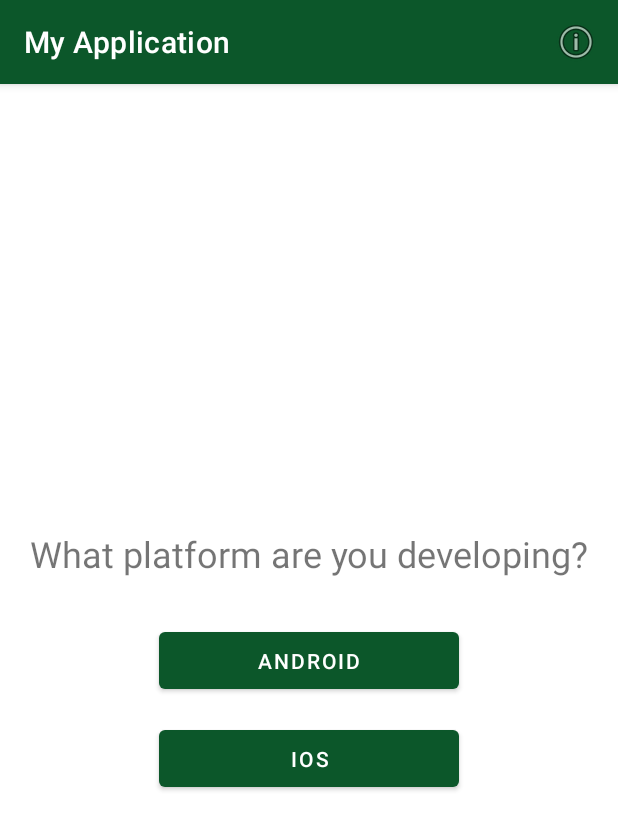
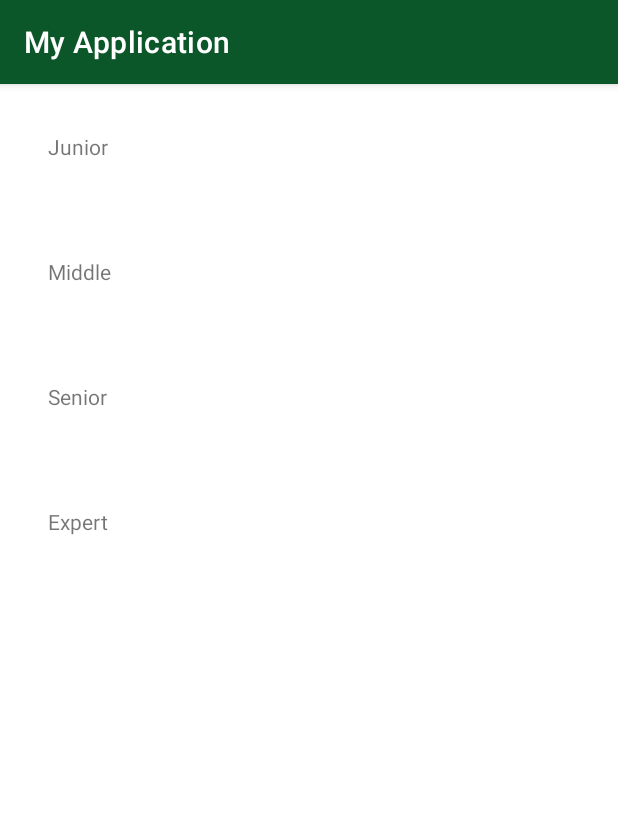
Before and after one commit to trquth/android_apprentice, an Android app: the screen it shows after launch (MainActivity), on a phone screen of 412 x 824 dp. Shown: the top 830 px of the screen. Run offline under Robolectric (Android 15) with nearby library versions, the phone set to English and light mode, and no system bars.

Commit message:
done recyclerview

```diff
--- a/app/build.gradle
+++ b/app/build.gradle
@@ -29,6 +29,7 @@ android {
     kotlinOptions {
         jvmTarget = '1.8'
     }
+    buildFeatures { viewBinding true }
 }
 
 dependencies {
--- /dev/null
+++ b/app/src/main/java/com/example/myapplication/ListSelectionRecyclerViewAdapter.kt
@@ -0,0 +1,30 @@
+package com.example.myapplication
+
+
+import android.view.LayoutInflater
+import android.view.ViewGroup
+import androidx.recyclerview.widget.RecyclerView
+import com.example.myapplication.databinding.ListSelectionViewHolderBinding
+
+class ListSelectionRecyclerViewAdapter : RecyclerView.Adapter<ListSelectionViewHolder>() {
+
+    var listTitles = arrayOf("Junior", "Middle", "Senior", "Expert")
+
+    override fun onCreateViewHolder(parent: ViewGroup, viewType: Int): ListSelectionViewHolder {
+        var binding = ListSelectionViewHolderBinding.inflate(
+            LayoutInflater.from(parent.context),
+            parent,
+            false
+        )
+        return ListSelectionViewHolder(binding);
+    }
+
+    override fun onBindViewHolder(holder: ListSelectionViewHolder, position: Int) {
+        holder.binding.itemString.text = listTitles[position];
+    }
+
+    override fun getItemCount(): Int {
+        return listTitles.size
+    }
+
+}
--- /dev/null
+++ b/app/src/main/java/com/example/myapplication/ListSelectionViewHolder.kt
@@ -0,0 +1,6 @@
+package com.example.myapplication
+
+import androidx.recyclerview.widget.RecyclerView
+import com.example.myapplication.databinding.ListSelectionViewHolderBinding
+
+class ListSelectionViewHolder(val binding: ListSelectionViewHolderBinding) : RecyclerView.ViewHolder(binding.root) { }
--- a/app/src/main/java/com/example/myapplication/MainActivity.kt
+++ b/app/src/main/java/com/example/myapplication/MainActivity.kt
@@ -12,57 +12,18 @@ import androidx.appcompat.app.AppCompatActivity
 
 class MainActivity : AppCompatActivity() {
 
-    private val TAG = MainActivity::class.java.simpleName
-    private lateinit var resultTxt: TextView;
-    private lateinit var iosBtn: Button;
-    private lateinit var androidBtn: Button;
-
-
     override fun onCreate(savedInstanceState: Bundle?) {
         super.onCreate(savedInstanceState)
         setContentView(R.layout.activity_main)
-
-        iosBtn = findViewById(R.id.iosBtnId)
-        androidBtn = findViewById(R.id.androidBtnId)
-        resultTxt = findViewById(R.id.resultTxtId)
-
-        iosBtn.setOnClickListener { onIOSTap() }
-        androidBtn.setOnClickListener { onAndroidTap() }
-
-        Log.d(TAG, "onCreate call")
+        if (savedInstanceState == null){
+            supportFragmentManager.beginTransaction()
+                .replace(R.id.container, MainFragment.newInstance())
+                .commitNow()
+        }
 
     }
 
 
-    fun onAndroidTap() {
-        // resultTxt.setText(getString(R.string.beginner_member,"Android"))
-        Toast.makeText(this, getString(R.string.beginner_member, "Android"), Toast.LENGTH_LONG)
-            .show()
-    }
 
-    fun onIOSTap() {
-        //resultTxt.setText(getString(R.string.beginner_member,"IOS"))
-        Toast.makeText(this, getString(R.string.beginner_member, "IOS"), Toast.LENGTH_LONG).show()
-    }
-
-    override fun onCreateOptionsMenu(menu: Menu?): Boolean {
-        super.onCreateOptionsMenu(menu)
-        menuInflater.inflate(R.menu.menu, menu)
-        return true
-    }
-
-    override fun onOptionsItemSelected(item: MenuItem): Boolean {
-        if (item.itemId === R.id.about_item) {
-            showInfo()
-        }
-        return true;
-    }
-
-    private fun showInfo() {
-        val alert = AlertDialog.Builder(this)
-        alert.setTitle("Hello")
-        alert.setMessage("ANDROID APPRENTICE")
-        alert.create().show()
-    }
 
 }
--- /dev/null
+++ b/app/src/main/java/com/example/myapplication/MainFragment.kt
@@ -0,0 +1,29 @@
+package com.example.myapplication
+
+import android.os.Bundle
+import android.view.LayoutInflater
+import android.view.View
+import android.view.ViewGroup
+import androidx.fragment.app.Fragment
+import androidx.recyclerview.widget.LinearLayoutManager
+import com.example.myapplication.databinding.MainFragmentBinding
+
+class MainFragment : Fragment() {
+    private lateinit var binding: MainFragmentBinding;
+
+    companion object {
+        fun newInstance() = MainFragment()
+    }
+
+    override fun onCreateView(
+        inflater: LayoutInflater,
+        container: ViewGroup?,
+        savedInstanceState: Bundle?
+    ): View? {
+        binding = MainFragmentBinding.inflate(inflater, container, false)
+        binding.listsRecyclerview.layoutManager = LinearLayoutManager(requireContext())
+        binding.listsRecyclerview.adapter = ListSelectionRecyclerViewAdapter()
+        return binding.root
+    }
+
+}
--- a/app/src/main/res/layout/activity_main.xml
+++ b/app/src/main/res/layout/activity_main.xml
@@ -2,51 +2,7 @@
 <androidx.constraintlayout.widget.ConstraintLayout xmlns:android="http://schemas.android.com/apk/res/android"
     xmlns:app="http://schemas.android.com/apk/res-auto"
     xmlns:tools="http://schemas.android.com/tools"
+    android:id="@+id/container"
     android:layout_width="match_parent"
     android:layout_height="match_parent"
-    tools:context=".MainActivity">
-
-    <Button
-        android:id="@+id/androidBtnId"
-        android:layout_width="200dp"
-        android:layout_height="50dp"
-        android:text="Android"
-        app:layout_constraintBottom_toBottomOf="parent"
-        app:layout_constraintEnd_toEndOf="parent"
-        app:layout_constraintStart_toStartOf="parent"
-        app:layout_constraintTop_toTopOf="parent" />
-
-    <Button
-        android:id="@+id/iosBtnId"
-        android:layout_width="200dp"
-        android:layout_height="50dp"
-        android:layout_marginTop="15dp"
-        android:text="IOS"
-        app:layout_constraintEnd_toEndOf="@+id/androidBtnId"
-        app:layout_constraintHorizontal_bias="0.0"
-        app:layout_constraintStart_toStartOf="@+id/androidBtnId"
-        app:layout_constraintTop_toBottomOf="@+id/androidBtnId" />
-
-    <TextView
-        android:id="@+id/descriptionTxtId"
-        android:layout_width="wrap_content"
-        android:layout_height="wrap_content"
-        android:layout_marginBottom="30dp"
-        android:text="What platform are you developing?"
-        android:textSize="24sp"
-        app:layout_constraintBottom_toTopOf="@+id/androidBtnId"
-        app:layout_constraintEnd_toEndOf="parent"
-        app:layout_constraintHorizontal_bias="0.5"
-        app:layout_constraintStart_toStartOf="parent" />
-
-    <TextView
-        android:id="@+id/resultTxtId"
-        android:layout_width="wrap_content"
-        android:layout_height="wrap_content"
-        android:layout_marginTop="50dp"
-        android:textSize="30sp"
-        app:layout_constraintEnd_toEndOf="parent"
-        app:layout_constraintHorizontal_bias="0.5"
-        app:layout_constraintStart_toStartOf="parent"
-        app:layout_constraintTop_toBottomOf="@+id/iosBtnId" />
-</androidx.constraintlayout.widget.ConstraintLayout>
+    tools:context=".MainActivity"/>
--- /dev/null
+++ b/app/src/main/res/layout/list_selection_view_holder.xml
@@ -0,0 +1,14 @@
+<?xml version="1.0" encoding="utf-8"?>
+<LinearLayout xmlns:android="http://schemas.android.com/apk/res/android"
+    android:id="@+id/itemNumber"
+    android:layout_width="wrap_content"
+    android:layout_height="wrap_content"
+    android:layout_margin="16dp"
+    android:orientation="vertical">
+
+    <TextView
+        android:id="@+id/itemString"
+        android:layout_width="wrap_content"
+        android:layout_height="wrap_content"
+        android:layout_margin="16dp" />
+</LinearLayout>
--- /dev/null
+++ b/app/src/main/res/layout/main_fragment.xml
@@ -0,0 +1,18 @@
+<?xml version="1.0" encoding="utf-8"?>
+<androidx.constraintlayout.widget.ConstraintLayout xmlns:android="http://schemas.android.com/apk/res/android"
+    xmlns:app="http://schemas.android.com/apk/res-auto"
+    xmlns:tools="http://schemas.android.com/tools"
+    android:id="@+id/list_recyclerview"
+    android:layout_width="match_parent"
+    android:layout_height="match_parent">
+
+    <androidx.recyclerview.widget.RecyclerView
+        android:id="@+id/lists_recyclerview"
+        android:layout_width="0dp"
+        android:layout_height="0dp"
+        app:layout_constraintBottom_toBottomOf="parent"
+        app:layout_constraintEnd_toEndOf="parent"
+        app:layout_constraintHorizontal_bias="0.0"
+        app:layout_constraintStart_toStartOf="parent"
+        app:layout_constraintTop_toTopOf="parent" />
+</androidx.constraintlayout.widget.ConstraintLayout>
```
